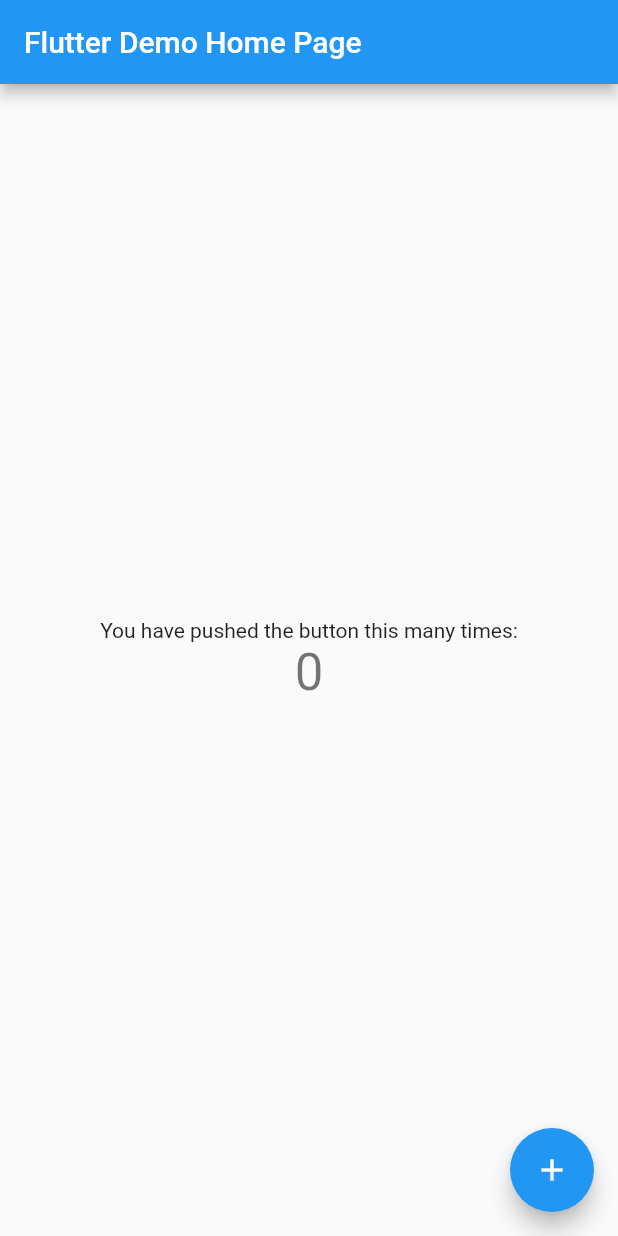
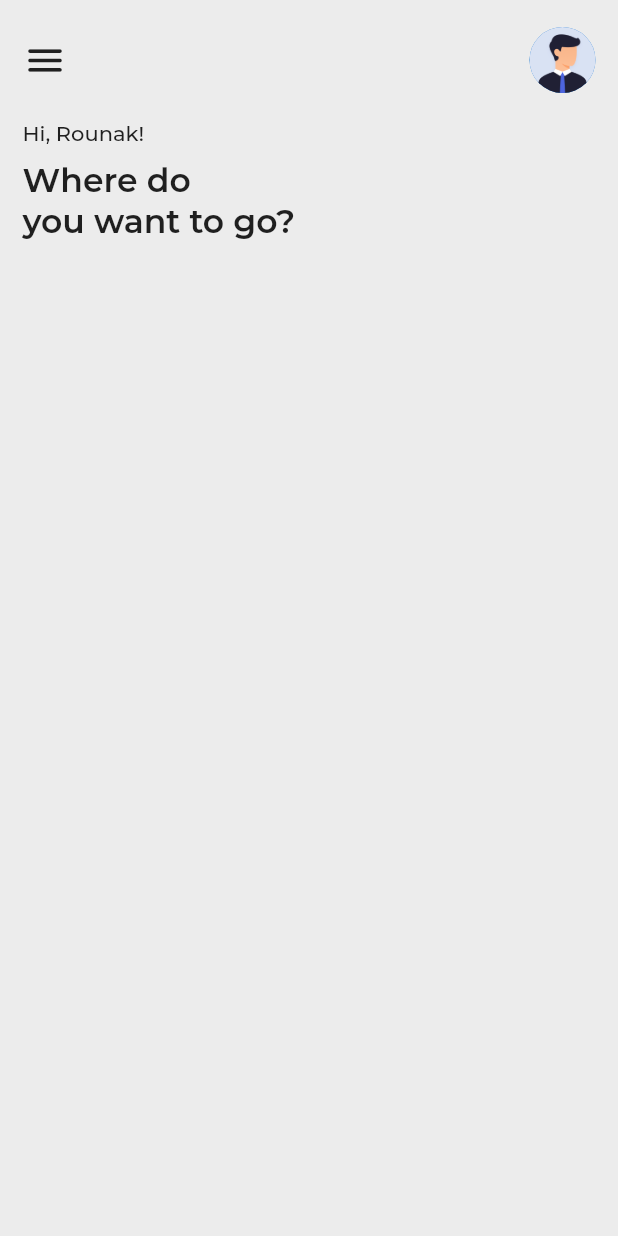
Before and after one commit to nirajankarki5/travel-app-design-challenge-ITSNP, a Flutter app: the screen it shows after launch, on a phone screen of 412 x 824 dp. Run offline on Flutter 3.47's test engine with Material 2 defaults, Android fonts, the light colour scheme and no system bars; project files that could hold a hidden picture were left out.

Commit message:
added app bar

```diff
--- a/lib/main.dart
+++ b/lib/main.dart
@@ -1,4 +1,5 @@
 import 'package:flutter/material.dart';
+import 'package:flutter_travel_itsnp/screens/home.dart';
 
 void main() {
   runApp(const MyApp());
@@ -11,56 +12,13 @@
   @override
   Widget build(BuildContext context) {
     return MaterialApp(
+      debugShowCheckedModeBanner: false,
       title: 'Flutter Travel Design',
       theme: ThemeData(
         primarySwatch: Colors.blue,
+        fontFamily: "Montserrat",
       ),
-      home: const MyHomePage(title: 'Flutter Demo Home Page'),
+      home: const HomeScreen(),
     );
   }
 }
-
-class MyHomePage extends StatefulWidget {
-  const MyHomePage({Key? key, required this.title}) : super(key: key);
-
-  final String title;
-
-  @override
-  State<MyHomePage> createState() => _MyHomePageState();
-}
-
-class _MyHomePageState extends State<MyHomePage> {
-  int _counter = 0;
-
-  void _incrementCounter() {
-    setState(() {});
-  }
-
-  @override
-  Widget build(BuildContext context) {
-    return Scaffold(
-      appBar: AppBar(
-        title: Text(widget.title),
-      ),
-      body: Center(
-        child: Column(
-          mainAxisAlignment: MainAxisAlignment.center,
-          children: <Widget>[
-            const Text(
-              'You have pushed the button this many times:',
-            ),
-            Text(
-              '$_counter',
-              style: Theme.of(context).textTheme.headline4,
-            ),
-          ],
-        ),
-      ),
-      floatingActionButton: FloatingActionButton(
-        onPressed: _incrementCounter,
-        tooltip: 'Increment',
-        child: const Icon(Icons.add),
-      ),
-    );
-  }
-}
--- /dev/null
+++ b/lib/screens/home.dart
@@ -0,0 +1,32 @@
+import 'package:flutter/material.dart';
+import 'package:flutter_travel_itsnp/widgets/my_appbar.dart';
+
+class HomeScreen extends StatelessWidget {
+  const HomeScreen({Key? key}) : super(key: key);
+
+  @override
+  Widget build(BuildContext context) {
+    return Scaffold(
+      backgroundColor: const Color(0xffececec),
+      body: Container(
+        padding: const EdgeInsets.symmetric(horizontal: 15),
+        child: ListView(
+          children: const [
+            SizedBox(height: 10),
+            MyAppBar(),
+            SizedBox(height: 10),
+            Text(
+              "Hi, Rounak!",
+              style: TextStyle(fontWeight: FontWeight.w500),
+            ),
+            SizedBox(height: 10),
+            Text(
+              "Where do \nyou want to go?",
+              style: TextStyle(fontSize: 22, fontWeight: FontWeight.w600),
+            ),
+          ],
+        ),
+      ),
+    );
+  }
+}
--- /dev/null
+++ b/lib/widgets/my_appbar.dart
@@ -0,0 +1,27 @@
+import 'package:flutter/material.dart';
+
+class MyAppBar extends StatelessWidget {
+  const MyAppBar({Key? key}) : super(key: key);
+
+  @override
+  Widget build(BuildContext context) {
+    return Container(
+      height: 60,
+      // color: Colors.yellow,
+
+      child: Row(
+        mainAxisAlignment: MainAxisAlignment.spaceBetween,
+        children: const [
+          Icon(
+            Icons.menu_rounded,
+            size: 30,
+          ),
+          CircleAvatar(
+            radius: 22,
+            backgroundImage: AssetImage("assets/images/avatar.png"),
+          )
+        ],
+      ),
+    );
+  }
+}
--- /dev/null
+++ b/lib/widgets/search_bar.dart
@@ -0,0 +1,10 @@
+import 'package:flutter/material.dart';
+
+class SearchBar extends StatelessWidget {
+  const SearchBar({Key? key}) : super(key: key);
+
+  @override
+  Widget build(BuildContext context) {
+    return Container();
+  }
+}
--- a/pubspec.yaml
+++ b/pubspec.yaml
@@ -57,7 +57,7 @@
 
   # To add assets to your application, add an assets section, like this:
   assets:
-    - assets/fonts/
+    - assets/images/
   #   - images/a_dot_ham.jpeg
 
   # An image asset can refer to one or more resolution-specific "variants", see
```
Also changed, not shown: assets/images/avatar.png (added).
